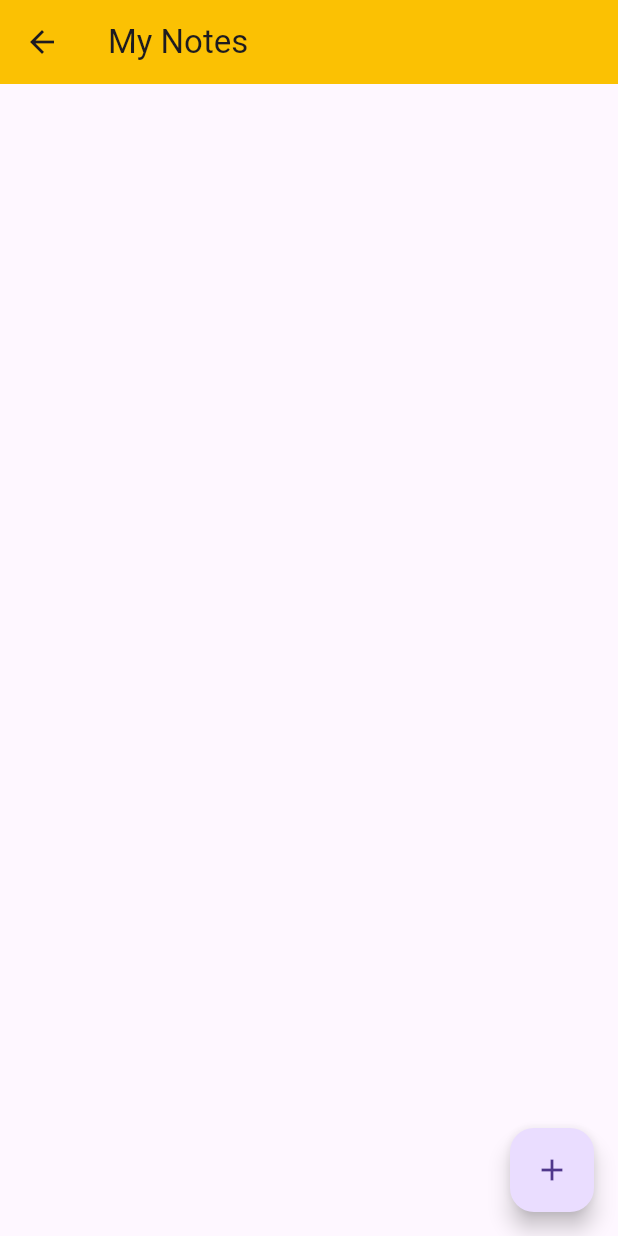
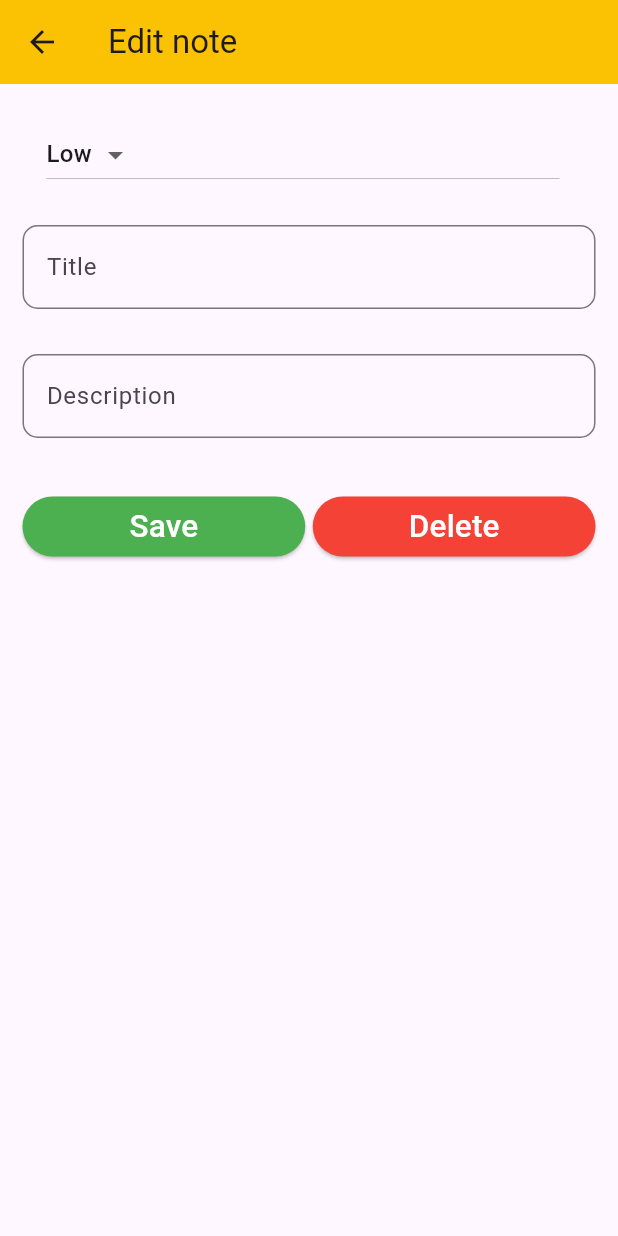
Before and after one commit to Benedict-Ik/Chronicles, a Flutter app: the screen it shows after launch, after a tap on "Create a new note", on a phone screen of 412 x 824 dp. Run offline on Flutter 3.47's test engine with Material 3 defaults, Android fonts, the phone set to English and light mode, and no system bars.

Commit message:
Finalized UI for 'SplashScreen, NoteList and NoteDetails' screens. Also deleted the 'HomeScreen' screen

```diff
--- a/lib/main.dart
+++ b/lib/main.dart
@@ -1,4 +1,3 @@
-import 'package:chronicles/widgets/HomeScreen.dart';
 import 'package:flutter/material.dart';
 import 'package:chronicles/widgets/SplashScreen.dart';
 
--- a/lib/widgets/HomeScreen.dart
+++ /dev/null
@@ -1,16 +0,0 @@
-import 'package:flutter/material.dart';
-import 'package:chronicles/widgets/NoteList.dart';
-
-class HomeScreen extends StatelessWidget {
-  const HomeScreen({Key? key}) : super(key: key);
-
-  @override
-  Widget build(BuildContext context) {
-    return Scaffold(
-      appBar: AppBar(
-        title: Text('Chronicles'),
-      ),
-      body: NoteList(),
-    );
-  }
-}
--- a/lib/widgets/NoteDetails.dart
+++ b/lib/widgets/NoteDetails.dart
@@ -0,0 +1,119 @@
+import 'package:flutter/material.dart';
+
+class NoteDetails extends StatefulWidget {
+  const NoteDetails({Key? key}) : super(key: key);
+
+  @override
+  State<NoteDetails> createState() => NoteDetailsState();
+}
+
+class NoteDetailsState extends State<NoteDetails> {
+  // Defining dropdown items
+  static var _severityDropdownItem = ["High", "Low"];
+  String selectedValue = _severityDropdownItem[1];
+
+  // Defining controllers
+  TextEditingController _titleController = TextEditingController();
+  TextEditingController _descriptionController = TextEditingController();
+
+  @override
+  Widget build(BuildContext context) {
+    TextStyle? textStyle = Theme.of(context).textTheme.subtitle1;
+    return Scaffold(
+      appBar: AppBar(
+        title: Text('Edit note'),
+        backgroundColor: Color(0xFFFBC103),
+      ),
+      body: Padding(
+        padding: EdgeInsets.all(15.0),
+        child: ListView(
+          children: [
+            // First Element
+            ListTile(
+              title: DropdownButton<String>(
+                value: selectedValue,
+                items: _severityDropdownItem.map((String value) {
+                  return DropdownMenuItem<String>(
+                    value: value,
+                    child: Text(value),
+                  );
+                }).toList(),
+                style: textStyle,
+                onChanged: (valueSelectedByUser) {
+                  setState(() {
+                    selectedValue = valueSelectedByUser!;
+                  });
+                },
+              ),
+            ),
+            // Second Element
+            Padding(
+              padding: EdgeInsets.only(top: 15.0, bottom: 15.0),
+              child: TextField(
+                controller: _titleController,
+                style: textStyle,
+                onChanged: (ValueChanged) {
+                  debugPrint('Title value has changed');
+                },
+                decoration: InputDecoration(
+                    labelText: 'Title',
+                    hintText: 'Enter the title',
+                    border: OutlineInputBorder(
+                        borderRadius: BorderRadius.circular(10.0))),
+                keyboardType: TextInputType.text,
+              ),
+            ),
+            // Third Element
+            Padding(
+              padding: EdgeInsets.only(top: 15.0, bottom: 15.0),
+              child: TextField(
+                controller: _descriptionController,
+                style: textStyle,
+                onChanged: (ValueChanged) {
+                  debugPrint('Description value has changed');
+                },
+                decoration: InputDecoration(
+                    labelText: 'Description',
+                    hintText: 'Enter the description',
+                    border: OutlineInputBorder(
+                        borderRadius: BorderRadius.circular(10.0))),
+                keyboardType: TextInputType.multiline,
+                maxLines: null,
+              ),
+            ),
+            // Fourth Element
+            Padding(
+                padding: EdgeInsets.only(top: 20.0),
+                child: Row(
+                  children: [
+                    Expanded(
+                      child: ElevatedButton(
+                          onPressed: () {
+                            debugPrint("Save button clicked");
+                          },
+                          child: Text("Save", textScaleFactor: 1.5),
+                          style: ElevatedButton.styleFrom(
+                              backgroundColor: Colors.green,
+                              foregroundColor: Colors.white)),
+                    ),
+                    SizedBox(
+                      width: 5.0,
+                    ),
+                    Expanded(
+                      child: ElevatedButton(
+                          onPressed: () {
+                            debugPrint("Delete button clicked");
+                          },
+                          child: Text("Delete", textScaleFactor: 1.5),
+                          style: ElevatedButton.styleFrom(
+                              backgroundColor: Colors.red,
+                              foregroundColor: Colors.white)),
+                    )
+                  ],
+                ))
+          ],
+        ),
+      ),
+    );
+  }
+}
--- a/lib/widgets/SplashScreen.dart
+++ b/lib/widgets/SplashScreen.dart
@@ -1,6 +1,6 @@
+import 'package:chronicles/widgets/NoteDetails.dart';
 import 'package:chronicles/widgets/NoteList.dart';
 import 'package:flutter/material.dart';
-import 'package:chronicles/widgets/HomeScreen.dart';
 
 const double minimumPadding = 5.0;
 
@@ -62,7 +62,8 @@ class SplashScreen extends StatelessWidget {
                         context,
                         MaterialPageRoute(
                           // builder: (context) => HomeScreen(),
-                          builder: (context) => NoteList(),
+                          // builder: (context) => NoteList(),
+                          builder: (context) => NoteDetails(),
                         ));
                   },
                   child: Text("Create a new note",
```
